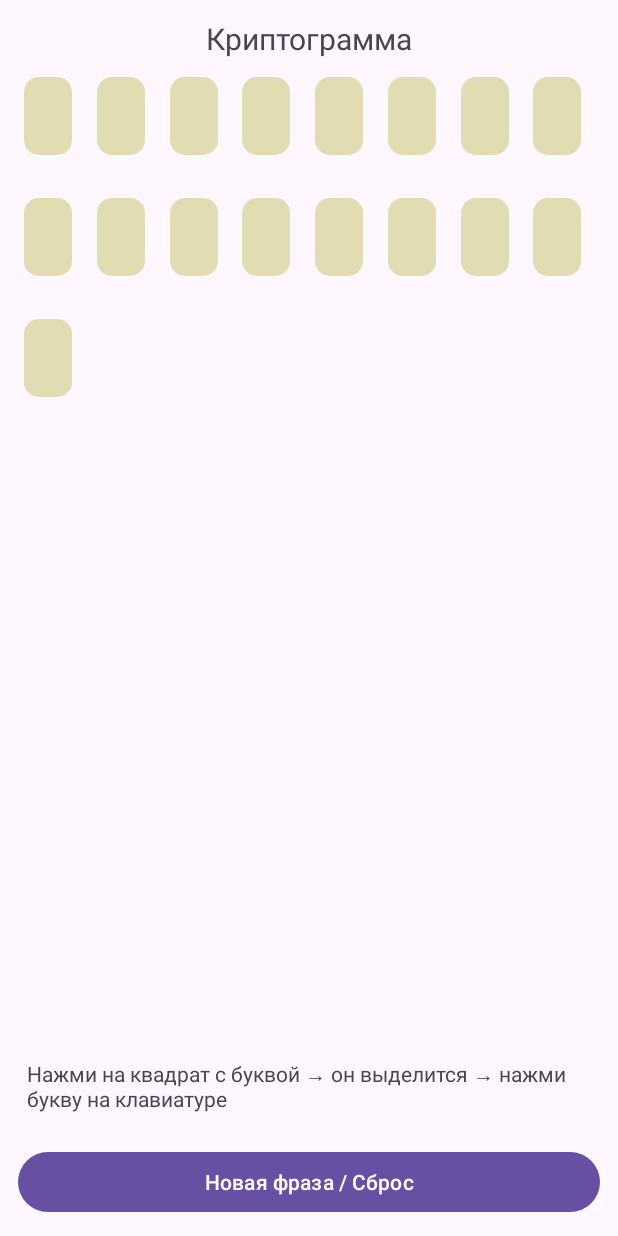
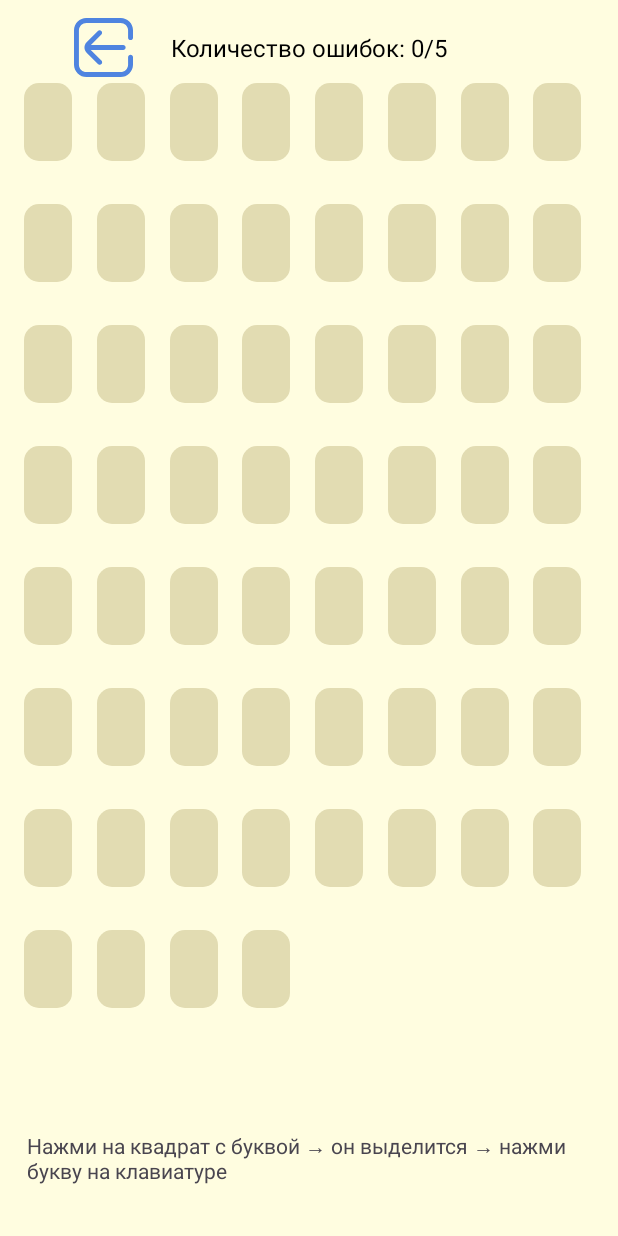
Before and after one commit to matvtvtv/Wordquarium, an Android app: the CryptogramActivity screen opened directly, with no data from a screen before it, on a phone screen of 412 x 824 dp. Run offline under Robolectric (Android 15) with nearby library versions, the phone set to English and light mode, and no system bars; our stand-ins replace FlexboxLayout; 8 statements that could not run were skipped.

Commit message:
Cryptogram Game

```diff
--- /dev/null
+++ b/app/src/main/java/com/example/wordquarium/data/repository/RoadOfTextFileReader.java
@@ -0,0 +1,4 @@
+package com.example.wordquarium.data.repository;
+
+public class RoadOfTextFileReader {
+}
--- /dev/null
+++ b/app/src/main/java/com/example/wordquarium/data/repository/RoadOfTextRepository.java
@@ -0,0 +1,4 @@
+package com.example.wordquarium.data.repository;
+
+public class RoadOfTextRepository {
+}
--- a/app/src/main/java/com/example/wordquarium/ui/CryptogramActivity.java
+++ b/app/src/main/java/com/example/wordquarium/ui/CryptogramActivity.java
@@ -1,17 +1,27 @@
 package com.example.wordquarium.ui;
 
+import android.app.Dialog;
+import android.content.Intent;
+import android.graphics.Color;
+import android.graphics.drawable.ColorDrawable;
 import android.os.Bundle;
+import android.view.Window;
 import android.widget.Button;
+import android.widget.ImageView;
 import android.widget.TextView;
 import android.widget.Toast;
+
 import androidx.appcompat.app.AppCompatActivity;
 import androidx.recyclerview.widget.GridLayoutManager;
 import androidx.recyclerview.widget.RecyclerView;
+
 import com.example.wordquarium.R;
 import com.example.wordquarium.data.model.CharCell;
+import com.example.wordquarium.databinding.ActivityCryptogramBinding;
 import com.example.wordquarium.logic.adapters.CryptogramAdapter;
 import com.example.wordquarium.logic.adapters.Keyboard;
 import com.example.wordquarium.logic.adapters.LetterStatus;
+
 import java.util.ArrayList;
 import java.util.Collections;
 import java.util.HashMap;
@@ -20,13 +30,18 @@ import java.util.List;
 import java.util.Random;
 
 public class CryptogramActivity extends AppCompatActivity {
+    private ActivityCryptogramBinding binding;
 
     private RecyclerView rvCrypt;
     private TextView tvHint;
-    private Button btnReset;
+    private TextView errorsText;
 
+    private ImageView btnExit;
     private CryptogramAdapter adapter;
     private List<CharCell> cells;
+
+    private int errors = 0;
+    private int success = 0;
 
     private final List<Keyboard.Key> keyList = java.util.Arrays.asList(
             new Keyboard.Key("Й"), new Keyboard.Key("Ц"), new Keyboard.Key("У"), new Keyboard.Key("К"),
@@ -42,26 +57,33 @@ public class CryptogramActivity extends AppCompatActivity {
     private Keyboard keyboard;
 
     // фразу можно менять
-    private String phrase = "Шла Саша по шоссе";
+    private String phrase = "Сидел петух на лавочке, считал свои булавочки, раз, два, три";
 
     // mapping letter -> number
     private final HashMap<Character, Integer> mapLetterToNumber = new HashMap<>();
     private final HashSet<Integer> usedNumbers = new HashSet<>();
 
     private final Random rnd = new Random(System.currentTimeMillis());
-    private final int REVEAL_LETTERS_COUNT = 3;
+    private final int REVEAL_LETTERS_COUNT = 6;
 
     @Override
     protected void onCreate(Bundle savedInstanceState) {
         super.onCreate(savedInstanceState);
-        setContentView(R.layout.activity_cryptogram);
+        binding = ActivityCryptogramBinding.inflate(getLayoutInflater());
+        setContentView(binding.getRoot());
 
-        rvCrypt = findViewById(R.id.rvCryptogram);
-        tvHint = findViewById(R.id.crypt_hint);
-        btnReset = findViewById(R.id.btnResetCrypt);
-
+        getAllId();
         setupGame();
 
+        // Обновляем счетчик ошибок на экране
+        errorsText.setText("Количество ошибок: " + errors + "/5");
+
+        btnExit.setOnClickListener(v -> {
+            startActivity(new Intent(this, MainActivity.class));
+            finish();
+        });
+
+        // Подсказка уже проинициализирована в getAllId()
         tvHint.setText("Нажми на квадрат с буквой → он выделится → нажми букву на клавиатуре");
     }
 
@@ -73,39 +95,23 @@ public class CryptogramActivity extends AppCompatActivity {
         rvCrypt.setLayoutManager(new GridLayoutManager(this, columns));
 
         adapter = new CryptogramAdapter(this, cells);
-        adapter.setOnCellClickListener(position -> {
-            // оставляем логику выбора в адаптере — activity ничего больше не делает
-        });
+        // Вешаем обработчик выбора клетки: адаптер сам хранит selectedIndex
+        adapter.setOnCellClickListener(position -> adapter.setSelectedIndex(position));
         rvCrypt.setAdapter(adapter);
 
-        keyboard = new Keyboard(findViewById(R.id.keyboard), keyList);
+        // Используем binding для клавиатуры view
+        keyboard = new Keyboard(binding.keyboard, keyList);
         keyboard.setOnKeyClickListener(v -> {
             String keyText = ((android.widget.Button) v).getText().toString();
-            if ("Del".equals(keyText)) {
+            if ("Del".equalsIgnoreCase(keyText)) {
                 adapter.setSelectedIndex(-1);
                 return;
             }
             handleKeyPress(keyText);
         });
-        keyboard.create(this, findViewById(android.R.id.content));
+        keyboard.create(this, binding.getRoot());
 
-        btnReset.setOnClickListener(v -> {
-            mapLetterToNumber.clear();
-            usedNumbers.clear();
-            prepareMappingForPhrase(phrase);
-            buildCellsForPhrase(phrase);
 
-            adapter = new CryptogramAdapter(this, cells);
-            adapter.setOnCellClickListener(position -> adapter.setSelectedIndex(position));
-            rvCrypt.setAdapter(adapter);
-
-            for (Keyboard.Key k : keyList) k.setStatus(LetterStatus.UNDEFINED);
-            if (keyboard.getKeyboardAdapter() != null) {
-                keyboard.getKeyboardAdapter().notifyDataSetChanged();
-            }
-
-            Toast.makeText(this, "Сброшено", Toast.LENGTH_SHORT).show();
-        });
     }
 
     private void prepareMappingForPhrase(String phrase) {
@@ -190,7 +196,9 @@ public class CryptogramActivity extends AppCompatActivity {
 
         if (attempt == real) {
             // правильная — раскрываем ТОЛЬКО выбранную ячейку
+            // revealAtPosition должен обновить view через adapter.notifyItemChanged(...)
             adapter.revealAtPosition(sel);
+            success++;
 
             if (kKey != null) {
                 kKey.setStatus(LetterStatus.GREEN);
@@ -199,7 +207,11 @@ public class CryptogramActivity extends AppCompatActivity {
         } else {
             // неверная попытка — показываем введённую букву в клетке как WRONG
             adapter.markCellWrongWithAttempt(sel, attempt);
-
+            errors++;
+            errorsText.setText("Количество ошибок: " + errors + "/5");
+            if (errors >= 5) {
+                showEndDialog(false);
+            }
             if (kKey != null) {
                 if (presentAnywhere) kKey.setStatus(LetterStatus.YELLOW);
                 else kKey.setStatus(LetterStatus.GRAY);
@@ -207,4 +219,47 @@ public class CryptogramActivity extends AppCompatActivity {
             }
         }
     }
+
+    private void showEndDialog(boolean playerWon) {
+        Dialog dialog = new Dialog(this);
+        dialog.requestWindowFeature(Window.FEATURE_NO_TITLE);
+        dialog.setContentView(R.layout.popup_game_win);
+        dialog.setCancelable(true);
+        if (dialog.getWindow() != null) {
+            dialog.getWindow().setBackgroundDrawable(new ColorDrawable(Color.TRANSPARENT));
+        }
+
+        TextView popupGameText = dialog.findViewById(R.id.textView9);
+        TextView popupGameWin = dialog.findViewById(R.id.popupGameWinText);
+        TextView popupGame = dialog.findViewById(R.id.resoult_win);
+
+        Button btnRestart = dialog.findViewById(R.id.btnRestart);
+        Button btnMainMenu = dialog.findViewById(R.id.btnMainMenu);
+
+        if (popupGameText != null) popupGameText.setText(" ");
+        if (popupGameWin != null) popupGameWin.setText(playerWon ? "Вы выиграли" : "Вы проиграли");
+        if (popupGame != null) popupGame.setText(success + " букв");
+
+        btnRestart.setOnClickListener(v -> {
+            dialog.dismiss();
+            finish();
+            startActivity(new Intent(this, CryptogramActivity.class));
+        });
+
+        btnMainMenu.setOnClickListener(v -> {
+            dialog.dismiss();
+            finish();
+            startActivity(new Intent(this, MainActivity.class));
+        });
+
+        dialog.show();
+    }
+
+    private void getAllId() {
+        errorsText = binding.levelGameText;
+        btnExit = binding.exitButton;
+        rvCrypt = binding.rvCryptogram;
+        tvHint = binding.cryptHint;
+
+    }
 }
--- a/app/src/main/java/com/example/wordquarium/ui/MainActivity.java
+++ b/app/src/main/java/com/example/wordquarium/ui/MainActivity.java
@@ -97,6 +97,7 @@ public class MainActivity extends AppCompatActivity {
         // Восстановление последнего слайда
         int lastSlide = preferences.getInt("lastSlide", 1); // по умолчанию 1
         viewPager.setCurrentItem(lastSlide, false);
+        bottomNavigationView.getMenu().getItem(lastSlide).setChecked(true);
 
         // Сохраняем текущий слайд при смене
         viewPager.registerOnPageChangeCallback(new ViewPager2.OnPageChangeCallback() {
--- a/app/src/main/res/layout/activity_cryptogram.xml
+++ b/app/src/main/res/layout/activity_cryptogram.xml
@@ -1,37 +1,63 @@
 <?xml version="1.0" encoding="utf-8"?>
 <LinearLayout xmlns:android="http://schemas.android.com/apk/res/android"
+    xmlns:app="http://schemas.android.com/apk/res-auto"
     android:id="@+id/crypt_root"
     android:layout_width="match_parent"
     android:layout_height="match_parent"
     android:orientation="vertical"
+    android:background="@color/light_background"
     android:padding="12dp">
 
-    <TextView
-        android:id="@+id/crypt_title"
+    <!-- Верхняя панель с уровнем и кнопкой выхода -->
+    <androidx.constraintlayout.widget.ConstraintLayout
         android:layout_width="match_parent"
-        android:layout_height="wrap_content"
-        android:text="Криптограмма"
-        android:textSize="20sp"
-        android:gravity="center"
-        android:paddingBottom="8dp"/>
+        android:layout_height="wrap_content">
 
+        <TextView
+            android:id="@+id/levelGameText"
+            android:layout_width="wrap_content"
+            android:layout_height="wrap_content"
+            android:text="hgchfc"
+            android:textColor="@color/black"
+            android:textSize="16sp"
+            app:layout_constraintTop_toTopOf="parent"
+            app:layout_constraintBottom_toBottomOf="parent"
+            app:layout_constraintStart_toStartOf="parent"
+            app:layout_constraintEnd_toEndOf="parent" />
+
+        <ImageView
+            android:id="@+id/exitButton"
+            android:layout_width="wrap_content"
+            android:layout_height="wrap_content"
+            android:contentDescription="Выход"
+            app:srcCompat="@drawable/exit_game_activity"
+            app:layout_constraintTop_toTopOf="parent"
+            app:layout_constraintBottom_toBottomOf="parent"
+            app:layout_constraintStart_toStartOf="parent"
+            app:layout_constraintEnd_toStartOf="@id/levelGameText"
+            app:layout_constraintHorizontal_bias="0.6" />
+    </androidx.constraintlayout.widget.ConstraintLayout>
+
+
+
+    <!-- Криптограмма -->
     <androidx.recyclerview.widget.RecyclerView
         android:id="@+id/rvCryptogram"
         android:layout_width="match_parent"
         android:layout_height="0dp"
         android:layout_weight="1"
         android:clipToPadding="false"
-        android:paddingBottom="8dp"/>
+        android:paddingBottom="8dp" />
 
-    <!-- Подсказка / сост. клавиш -->
+    <!-- Подсказка -->
     <TextView
         android:id="@+id/crypt_hint"
         android:layout_width="match_parent"
         android:layout_height="wrap_content"
         android:text="Нажми букву на клавиатуре чтобы открыть её"
-        android:padding="6dp"/>
+        android:padding="6dp" />
 
-    <!-- Используем ту же RecyclerView клавиатуры, что и в игре -->
+    <!-- Клавиатура -->
     <androidx.recyclerview.widget.RecyclerView
         android:id="@+id/keyboard"
         android:layout_width="match_parent"
@@ -39,10 +65,4 @@
         android:paddingTop="8dp"
         android:paddingBottom="8dp" />
 
-    <Button
-        android:id="@+id/btnResetCrypt"
-        android:layout_width="match_parent"
-        android:layout_height="wrap_content"
-        android:text="Новая фраза / Сброс" />
-
 </LinearLayout>
```
Also changed, not shown: app/src/main/java/com/example/wordquarium/data/model/RoadOfTextModel.java (added, +11 -0 lines), app/src/main/java/com/example/wordquarium/data/repository/DatabaseHelper.java (+8 -2 lines), app/src/main/java/com/example/wordquarium/ui/GameChainActivity.java (+6 -1 lines), app/src/main/res/layout/activity_game_chain.xml (+14 -1 lines), app/src/main/res/layout/fragment_wordly.xml (+21 -21 lines).
